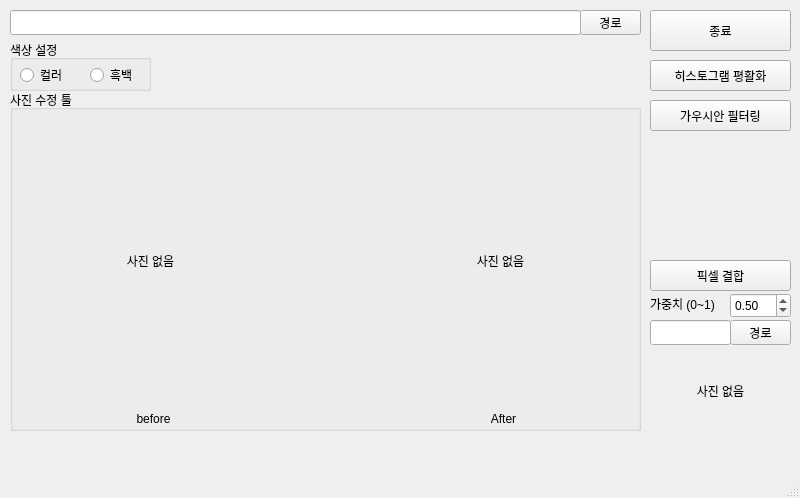
Above: Main.ui from ryujunhyeong/AI_v1 before the change. Below: the same form after it.
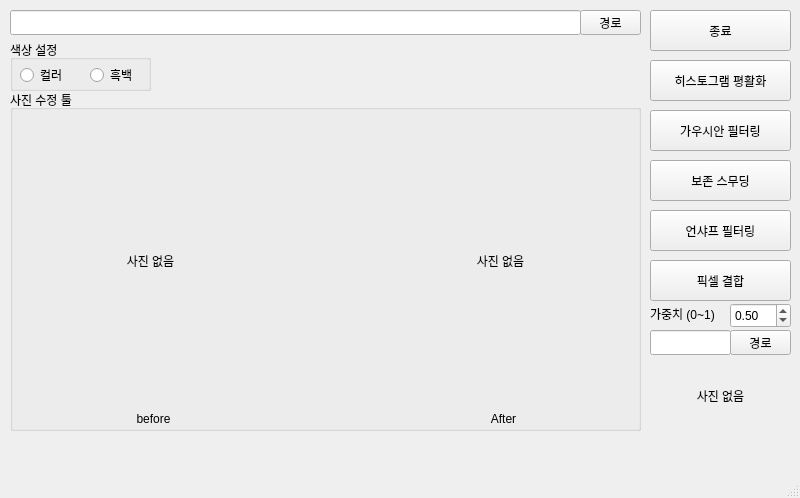
That is the form after the change. Icons and pictures are not drawn.

Diff of the .ui file:
```diff
--- a/Main.ui
+++ b/Main.ui
@@ -146,9 +146,9 @@
     <property name="geometry">
      <rect>
       <x>650</x>
-      <y>100</y>
+      <y>110</y>
       <width>141</width>
-      <height>31</height>
+      <height>41</height>
      </rect>
     </property>
     <property name="text">
@@ -172,9 +172,9 @@
     <property name="geometry">
      <rect>
       <x>650</x>
-      <y>350</y>
+      <y>360</y>
       <width>141</width>
-      <height>81</height>
+      <height>71</height>
      </rect>
     </property>
     <property name="text">
@@ -191,7 +191,7 @@
     <property name="geometry">
      <rect>
       <x>650</x>
-      <y>320</y>
+      <y>330</y>
       <width>81</width>
       <height>25</height>
      </rect>
@@ -201,7 +201,7 @@
     <property name="geometry">
      <rect>
       <x>730</x>
-      <y>320</y>
+      <y>330</y>
       <width>61</width>
       <height>25</height>
      </rect>
@@ -216,7 +216,7 @@
       <x>650</x>
       <y>260</y>
       <width>141</width>
-      <height>31</height>
+      <height>41</height>
      </rect>
     </property>
     <property name="text">
@@ -271,7 +271,7 @@
       <x>650</x>
       <y>60</y>
       <width>141</width>
-      <height>31</height>
+      <height>41</height>
      </rect>
     </property>
     <property name="text">
@@ -282,7 +282,7 @@
     <property name="geometry">
      <rect>
       <x>730</x>
-      <y>293</y>
+      <y>303</y>
       <width>61</width>
       <height>25</height>
      </rect>
@@ -301,7 +301,7 @@
     <property name="geometry">
      <rect>
       <x>650</x>
-      <y>293</y>
+      <y>303</y>
       <width>81</width>
       <height>21</height>
      </rect>
@@ -310,6 +310,32 @@
      <string>가중치 (0~1)</string>
     </property>
    </widget>
+   <widget class="QPushButton" name="pushButton_smooth">
+    <property name="geometry">
+     <rect>
+      <x>650</x>
+      <y>160</y>
+      <width>141</width>
+      <height>41</height>
+     </rect>
+    </property>
+    <property name="text">
+     <string>보존 스무딩</string>
+    </property>
+   </widget>
+   <widget class="QPushButton" name="pushButton_unsharp">
+    <property name="geometry">
+     <rect>
+      <x>650</x>
+      <y>210</y>
+      <width>141</width>
+      <height>41</height>
+     </rect>
+    </property>
+    <property name="text">
+     <string>언샤프 필터링</string>
+    </property>
+   </widget>
   </widget>
   <widget class="QMenuBar" name="menubar">
    <property name="geometry">
```
